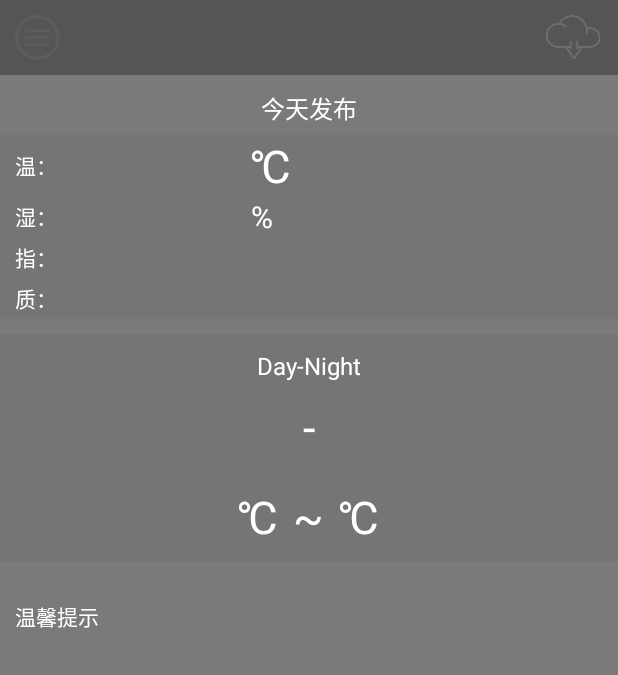
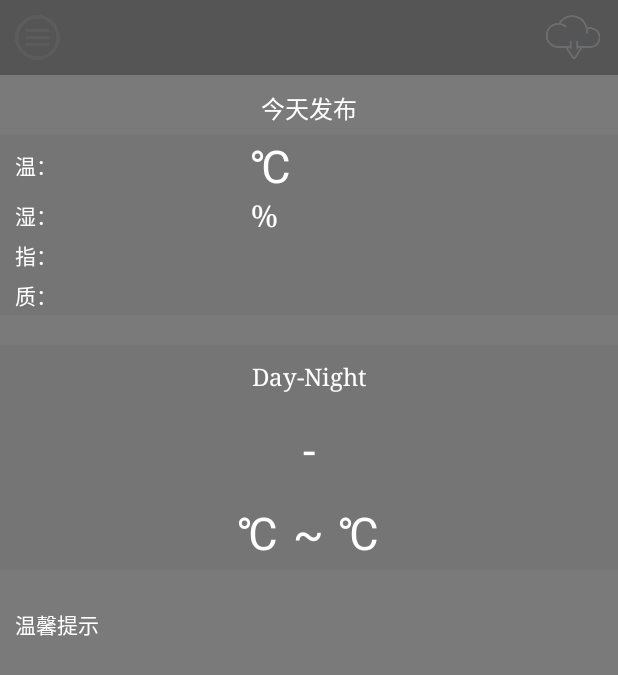
Before and after one commit to NPCMX/JustWeather, an Android app: the WeatherActivity screen opened directly, with no data from a screen before it, on a phone screen of 412 x 824 dp. Shown: the top 675 px of the screen. Run offline under Robolectric (Android 15) with nearby library versions, the phone set to English and light mode, and no system bars.

Commit message:
Strengthen the robustness,Fix some bugs which will make data showing error.Because some city's weather-JSON-data don't have all items we ask for,so there will causing errors if we do it.

```diff
--- a/app/src/main/java/com/npcmx/justweather/app/activity/ChooseAreaActivity.java
+++ b/app/src/main/java/com/npcmx/justweather/app/activity/ChooseAreaActivity.java
@@ -186,7 +186,7 @@ public class ChooseAreaActivity extends Activity {
     private void showProgressDialog(){
         if (progressDialog == null){
             progressDialog = new ProgressDialog(this);
-            progressDialog.setMessage("Loading....");
+            progressDialog.setMessage("首次加载时间较长，抱歉......");
             progressDialog.setCanceledOnTouchOutside(false);
         }
         progressDialog.show();
--- a/app/src/main/res/layout/weather_layout.xml
+++ b/app/src/main/res/layout/weather_layout.xml
@@ -52,6 +52,7 @@
             android:layout_height="wrap_content"
             android:layout_centerHorizontal="true"
             android:layout_marginTop="10dp"
+            android:typeface="serif"
             android:textColor="#fff"
             android:textSize="16sp"
             />
@@ -80,6 +81,7 @@
                     android:id="@+id/now_tem"
                     android:textColor="#fff"
                     android:layout_marginLeft="35dp"
+                    android:typeface="serif"
                     android:textSize="30dp"
                     />
             </TableRow>
@@ -98,6 +100,7 @@
                     android:layout_width="0dp"
                     android:layout_weight="2"
                     android:textColor="#fff"
+                    android:typeface="serif"
                     android:layout_marginLeft="35dp"
                     android:textSize="20dp"
                     />
@@ -117,6 +120,7 @@
                     android:layout_width="0dp"
                     android:layout_weight="2"
                     android:textColor="#fff"
+                    android:typeface="serif"
                     android:layout_marginLeft="35dp"
                     android:textSize="20dp"
                     />
@@ -136,6 +140,7 @@
                     android:layout_width="0dp"
                     android:layout_weight="2"
                     android:textColor="#fff"
+                    android:typeface="serif"
                     android:layout_marginLeft="35dp"
                     android:textSize="20dp"
                     />
@@ -149,15 +154,16 @@
             android:layout_width="match_parent"
             android:layout_height="wrap_content"
             android:orientation="vertical"
-            android:layout_marginTop="10dp"
+            android:layout_marginTop="20dp"
             android:layout_below="@id/weather_info_layout"
             android:background="#757575">
             <TextView
                 android:layout_width="wrap_content"
-                android:layout_height="wrap_content"
+                android:layout_height="30dp"
                 android:layout_gravity="center_horizontal"
                 android:layout_marginTop="10dp"
                 android:textColor="#fff"
+                android:typeface="serif"
                 android:textSize="16sp"
                 android:text="Day-Night"
                 />
@@ -174,7 +180,7 @@
 
             <LinearLayout
                 android:layout_width="wrap_content"
-                android:layout_height="60dp"
+                android:layout_height="50dp"
                 android:layout_gravity="center_horizontal"
                 android:orientation="horizontal">
 
@@ -184,6 +190,7 @@
                     android:layout_height="wrap_content"
                     android:layout_gravity="center_vertical"
                     android:textColor="#FFF"
+                    android:typeface="serif"
                     android:textSize="30sp"
                     />
 
@@ -202,6 +209,7 @@
                     android:layout_width="wrap_content"
                     android:layout_height="wrap_content"
                     android:layout_gravity="center_vertical"
+                    android:typeface="serif"
                     android:textColor="#FFF"
                     android:textSize="30sp"
                     />
@@ -230,6 +238,7 @@
                 android:id="@+id/suggest_text_view"
                 android:layout_gravity="center_horizontal"
                 android:layout_width="300dp"
+                android:typeface="serif"
                 android:layout_height="126dp"
                 android:scrollbars="vertical"
                 android:singleLine="false"
```
Also changed, not shown: app/src/main/java/com/npcmx/justweather/app/util/Utility.java (+12 -37 lines).
